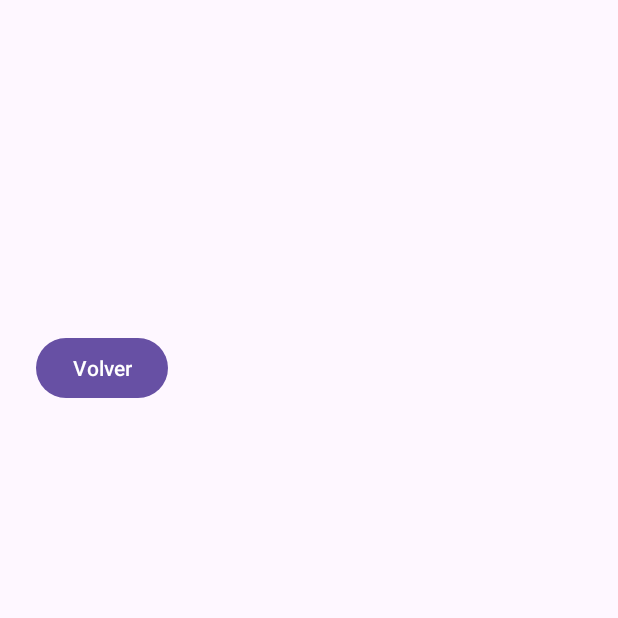
After one commit to Estebaan93/tp2DispositivosMoviles, an Android app: the DetalleActivity screen opened directly, with no data from a screen before it, on a phone screen of 412 x 824 dp, the top half of it. The commit adds this screen. Run offline under Robolectric (Android 15) with nearby library versions, the phone set to English and light mode, and no system bars.

Commit message:
Funcional, falta portada del libro

```diff
--- a/app/src/main/AndroidManifest.xml
+++ b/app/src/main/AndroidManifest.xml
@@ -12,7 +12,10 @@
       android:supportsRtl="true"
       android:theme="@style/Theme.Tp2DispositivosMoviles">
     <activity
-        android:name="View.MainActivity"
+        android:name="ui.detalle.DetalleActivity"
+        android:exported="false" />
+    <activity
+        android:name="ui.main.MainActivity"
         android:exported="true">
       <intent-filter>
         <action android:name="android.intent.action.MAIN" />
--- a/app/src/main/java/Model/Libro.java
+++ b/app/src/main/java/data/Model/Libro.java
@@ -1,6 +1,8 @@
-package Model;
+package data.model;
 
-public class Libro {
+import java.io.Serializable;
+
+public class Libro implements Serializable {
   private String titulo;
   private String autor;
   private String anio;
--- /dev/null
+++ b/app/src/main/java/ui/detalle/DetalleActivity.java
@@ -0,0 +1,36 @@
+package ui.detalle;
+
+import android.os.Bundle;
+
+import androidx.activity.EdgeToEdge;
+import androidx.appcompat.app.AppCompatActivity;
+
+
+import com.example.ui.View.databinding.ActivityDetalleBinding;
+
+import data.model.Libro;
+
+public class DetalleActivity extends AppCompatActivity {
+  private com.example.ui.View.databinding.ActivityDetalleBinding binding;
+
+  @Override
+  protected void onCreate(Bundle savedInstanceState){
+    super.onCreate(savedInstanceState);
+    EdgeToEdge.enable(this);
+    binding= ActivityDetalleBinding.inflate(getLayoutInflater());
+    setContentView(binding.getRoot());
+
+    Libro libro= (Libro) getIntent().getSerializableExtra("libro");
+    if(libro !=null){
+      binding.tvTitulo.setText(libro.getTitulo());
+      binding.tvAutor.setText((libro.getAutor()));
+      binding.tvAnio.setText(libro.getAnio());
+      binding.tvGenero.setText(libro.getGenero());
+      binding.tvCategoria.setText(libro.getCategoria());
+      binding.tvDescripcion.setText(libro.getDescripcion());
+    }
+    binding.btnVolver.setOnClickListener(bt-> finish());
+
+  }
+
+}
--- /dev/null
+++ b/app/src/main/res/layout/activity_detalle.xml
@@ -0,0 +1,50 @@
+<?xml version="1.0" encoding="utf-8"?>
+<ScrollView xmlns:android="http://schemas.android.com/apk/res/android"
+    android:layout_width="match_parent" android:layout_height="match_parent">
+
+  <LinearLayout
+      android:orientation="vertical" android:padding="24dp"
+      android:layout_width="match_parent" android:layout_height="wrap_content">
+
+    <TextView
+        android:id="@+id/tvTitulo"
+        android:textStyle="bold" android:textSize="22sp"
+        android:layout_width="wrap_content" android:layout_height="wrap_content"/>
+
+    <TextView
+        android:id="@+id/tvAutor"
+        android:layout_width="wrap_content" android:layout_height="wrap_content"
+        android:layout_marginTop="4dp"/>
+
+    <TextView
+        android:id="@+id/tvAnio"
+        android:layout_width="wrap_content" android:layout_height="wrap_content"
+        android:layout_marginTop="4dp"/>
+
+    <TextView
+        android:id="@+id/tvPaginas"
+        android:layout_width="wrap_content" android:layout_height="wrap_content"
+        android:layout_marginTop="4dp"/>
+
+    <TextView
+        android:id="@+id/tvGenero"
+        android:layout_width="wrap_content" android:layout_height="wrap_content"
+        android:layout_marginTop="8dp"/>
+
+    <TextView
+        android:id="@+id/tvCategoria"
+        android:layout_width="wrap_content" android:layout_height="wrap_content"
+        android:layout_marginTop="4dp"/>
+
+    <TextView
+        android:id="@+id/tvDescripcion"
+        android:layout_width="match_parent" android:layout_height="wrap_content"
+        android:layout_marginTop="12dp"/>
+
+    <Button
+        android:id="@+id/btnVolver"
+        android:text="Volver"
+        android:layout_width="wrap_content" android:layout_height="wrap_content"
+        android:layout_marginTop="16dp"/>
+  </LinearLayout>
+</ScrollView>
```
Also changed, not shown: app/build.gradle.kts (+7 -1 lines), app/src/main/java/View/MainActivity.java (deleted, +0 -26 lines), app/src/main/java/data/repository/LibroRepository.java (added, +65 -0 lines), app/src/main/java/ui/main/MainActivityViewModel.java (added, +45 -0 lines), app/src/main/res/layout/activity_main.xml (+19 -15 lines), 1 other file.
